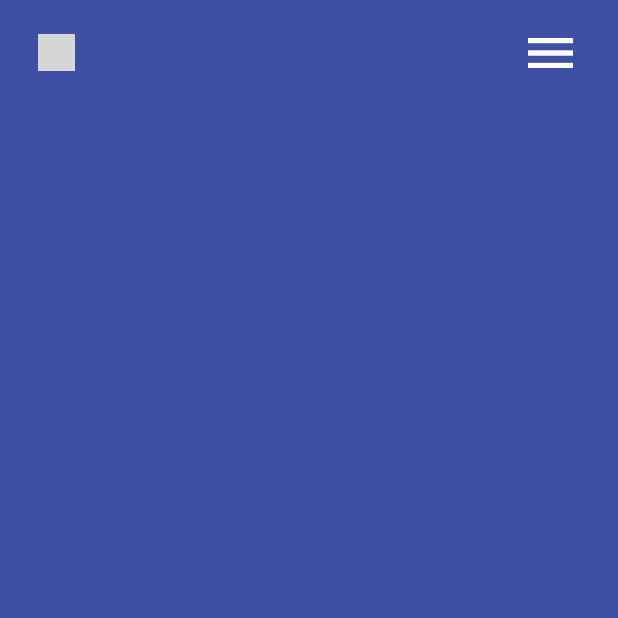
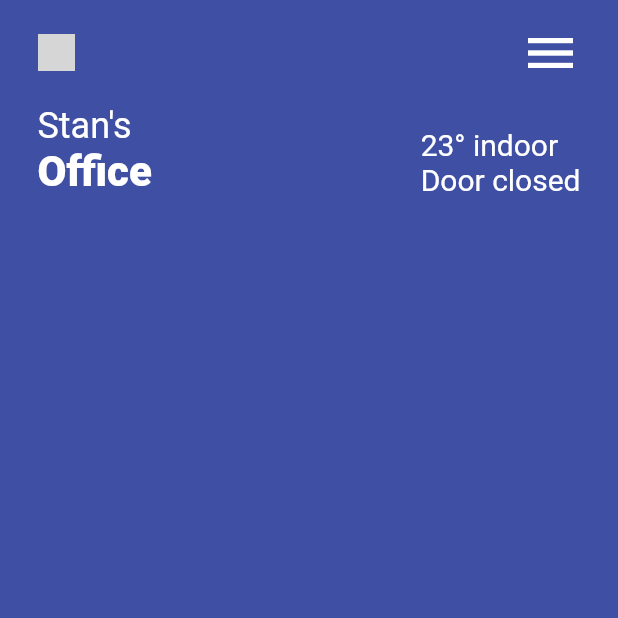
Before and after one commit to arthurdenner/flutter-ui-practice, a Flutter app: the screen it shows after launch, on a phone screen of 412 x 824 dp, the top half of it. Run offline on Flutter 3.47's test engine with Material 2 defaults, Android fonts, the light colour scheme and no system bars; our stand-ins replace animate_do, faker; network calls fail; grey boxes are pictures that could not be loaded.

Commit message:
feat: add product info

```diff
--- a/smart_home_app/lib/pages/home_page/home_page.dart
+++ b/smart_home_app/lib/pages/home_page/home_page.dart
@@ -1,5 +1,6 @@
 import 'package:flutter/material.dart';
 import 'package:smart_home_app/pages/home_page/widgets/app_header.dart';
+import 'package:smart_home_app/pages/home_page/widgets/product_info.dart';
 import 'package:smart_home_app/utils/constants.dart';
 
 class HomePage extends StatelessWidget {
@@ -13,6 +14,7 @@ class HomePage extends StatelessWidget {
         child: Column(
           children: <Widget>[
             AppHeader(),
+            ProductInfo(),
           ],
         ),
       ),
--- /dev/null
+++ b/smart_home_app/lib/pages/home_page/widgets/product_info.dart
@@ -0,0 +1,51 @@
+import 'package:flutter/material.dart';
+import 'package:smart_home_app/utils/constants.dart';
+
+class ProductInfo extends StatelessWidget {
+  const ProductInfo({Key key}) : super(key: key);
+
+  @override
+  Widget build(BuildContext context) {
+    return Padding(
+      padding: const EdgeInsets.symmetric(horizontal: 25),
+      child: Row(
+        mainAxisAlignment: MainAxisAlignment.spaceBetween,
+        crossAxisAlignment: CrossAxisAlignment.end,
+        children: <Widget>[
+          Column(
+            crossAxisAlignment: CrossAxisAlignment.start,
+            children: <Widget>[
+              Text(
+                "Stan's",
+                style: TextStyle(
+                  color: AppColors.white,
+                  fontSize: 24,
+                ),
+              ),
+              Text(
+                'Office',
+                style: TextStyle(
+                  color: AppColors.white,
+                  fontWeight: FontWeight.w800,
+                  fontSize: 28,
+                ),
+              ),
+            ],
+          ),
+          Column(
+            crossAxisAlignment: CrossAxisAlignment.start,
+            children: <Widget>[
+              Text(
+                "23° indoor\nDoor closed",
+                style: TextStyle(
+                  color: AppColors.white,
+                  fontSize: 20,
+                ),
+              ),
+            ],
+          ),
+        ],
+      ),
+    );
+  }
+}
```
